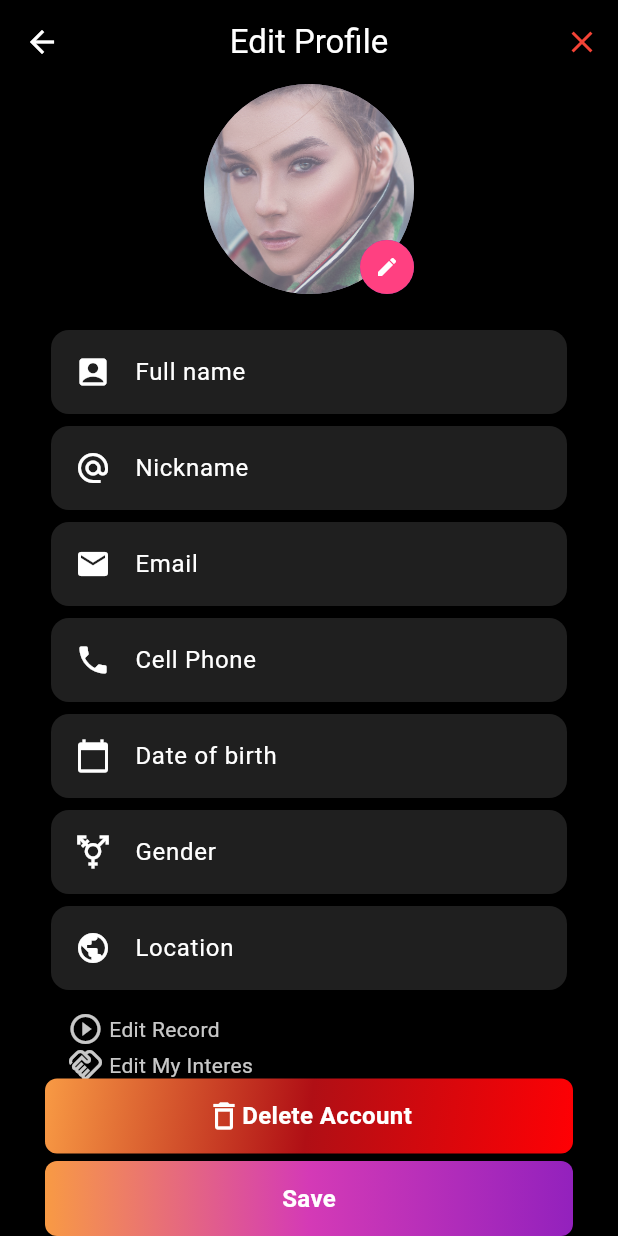
After one commit to Louselook/migozz-functions, a Flutter app: the ProfileTest screen opened directly, on a phone screen of 412 x 824 dp. The commit adds this screen. Run offline on Flutter 3.47's test engine with Material 3 defaults, Android fonts, the phone set to English and light mode, and no system bars; our stand-ins replace cloud_firestore, equatable, firebase_auth, firebase_core, flutter_bloc, flutter_dotenv and 4 more; missing offline and left inert: audio_waveforms, record; accounts and stored records are empty; project files that could hold a hidden picture were left out.

Commit message:
1. Vista "edit profile" en el archivo test_login_google.dart
2. Corregir la URL en el servicio de cambio de contraseña en otp_validator.dart

3. Uno que otro bugfix

```diff
--- a/lib/core/color.dart
+++ b/lib/core/color.dart
@@ -24,6 +24,12 @@ class AppColors {
     begin: Alignment.topCenter,
     end: Alignment.bottomCenter,
   );
+
+    static LinearGradient get verticalOrangeRed => const LinearGradient(
+    colors: [Color(0xFFF89A44), Color(0xFFB00F15), Color(0xFFFF0004)],
+    begin: Alignment.topLeft,
+    end: Alignment.bottomRight,
+  );
 }
 
 // Modificar los colores
--- a/lib/core/components/compuestos/chat/chat_attachment_sheet.dart
+++ b/lib/core/components/compuestos/chat/chat_attachment_sheet.dart
@@ -16,7 +16,7 @@ class ChatAttachmentGrid extends StatelessWidget {
       );
       if (image != null) {
         onSendImage(image.path);
-        debugPrint('${image.path}');
+        debugPrint(image.path);
       }
     } else {
       debugPrint("Permiso de galería denegado");
@@ -32,7 +32,7 @@ class ChatAttachmentGrid extends StatelessWidget {
       );
       if (photo != null) {
         onSendImage(photo.path);
-        debugPrint('${photo.path}');
+        debugPrint(photo.path);
       }
     } else {
       debugPrint("Permiso de cámara denegado");
--- a/lib/core/components/compuestos/gradient_button.dart
+++ b/lib/core/components/compuestos/gradient_button.dart
@@ -6,6 +6,7 @@ class GradientButton extends StatelessWidget {
   final VoidCallback? onPressed;
   final double? width, radius;
   final double height;
+  final LinearGradient? gradient;
 
   const GradientButton({
     super.key,
@@ -14,6 +15,7 @@ class GradientButton extends StatelessWidget {
     this.width = 90,
     this.height = 40,
     this.radius = 8,
+    this.gradient,
   });
 
   @override
@@ -22,7 +24,7 @@ class GradientButton extends StatelessWidget {
       width: width,
       height: height,
       decoration: BoxDecoration(
-        gradient: AppColors.primaryGradient,
+        gradient: gradient ?? AppColors.primaryGradient,
         borderRadius: BorderRadius.circular(radius!),
       ),
       child: Material(
--- /dev/null
+++ b/lib/core/config/api/api_config.dart
@@ -0,0 +1,6 @@
+import 'package:flutter_dotenv/flutter_dotenv.dart';
+
+class ApiConfig {
+  // URL de tu backend (Render u otro server)
+  static final String apiBase = dotenv.env['API_GOLD'] ?? '';
+}
--- a/lib/features/auth/services/otp_validator.dart
+++ b/lib/features/auth/services/otp_validator.dart
@@ -8,7 +8,7 @@ Future<PasswordChangeResult> changePassword({
   required String newPassword,
 }) async {
   // url localhost
-  final url = Uri.parse('http://10.0.2.2:8000/change-password');
+  final url = Uri.parse('apiconfig.apibase/users/change_password/');
 
   try {
     final response = await http.post(
--- /dev/null
+++ b/lib/test_login_google.dart
@@ -0,0 +1,169 @@
+import 'package:flutter/material.dart';
+import 'package:migozz_app/core/color.dart';
+import 'package:migozz_app/core/components/compuestos/gradient_button.dart';
+
+class ProfileTest extends StatelessWidget {
+  const ProfileTest({super.key});
+
+  @override
+
+  Widget build(BuildContext context) {
+    return Scaffold(
+
+      appBar: AppBar(
+        backgroundColor: Colors.black,
+        elevation: 0,
+        centerTitle: true,
+        actions: [
+          IconButton(
+            icon: Icon(Icons.close, color: Colors.red),
+            onPressed: () {
+              // Acción al presionar el ícono de configuración
+            },
+          ),
+        ],
+        title: Text('Edit Profile', style: TextStyle(color: Colors.white)),
+        leading: IconButton(
+          icon: Icon(Icons.arrow_back, color: Colors.white),
+          onPressed: () {
+            Navigator.pop(context);
+          },
+        ),
+      ),
+      backgroundColor: Colors.black,
+      body: SafeArea(
+        child: Padding(
+          padding: const EdgeInsets.symmetric(horizontal: 30.0, vertical: 0),
+          child: Column(
+            // mainAxisAlignment: MainAxisAlignment.start,
+            children: [
+
+              Stack(
+                children: [
+                  profileImage(source: Image.asset('assets/images/profileBackground.png')),
+                  Positioned(
+                    bottom: 0,
+                    right: 0,
+                    child: CircleAvatar(
+                      radius: 18,
+                      backgroundColor: Colors.deepPurple,
+                      child: CircleAvatar(
+                        backgroundColor: Colors.pinkAccent,
+                        child: Icon(
+                          Icons.edit,
+                          size: 16,
+                          color: Colors.white
+                        ),
+                      ),
+                    ),
+                  ),
+                ],
+              ),
+              SizedBox(height: 20),
+
+              listBuildBox(text: 'Full name', icon: Icons.account_box, colorbackground: Colors.grey.withAlpha(50), textColorInside: Colors.white, iconColorInside: Colors.white),
+              listBuildBox(text: 'Nickname', icon: Icons.alternate_email, colorbackground: Colors.grey.withAlpha(50), textColorInside: Colors.white, iconColorInside: Colors.white),
+              listBuildBox(text: 'Email', icon: Icons.mail, colorbackground: Colors.grey.withAlpha(50), textColorInside: Colors.white, iconColorInside: Colors.white),
+              listBuildBox(text: 'Cell Phone', icon: Icons.phone, colorbackground: Colors.grey.withAlpha(50), textColorInside: Colors.white, iconColorInside: Colors.white),
+              listBuildBox(text: 'Date of birth', icon: Icons.calendar_today, colorbackground: Colors.grey.withAlpha(50), textColorInside: Colors.white, iconColorInside: Colors.white),
+              listBuildBox(text: 'Gender', icon: Icons.transgender, colorbackground: Colors.grey.withAlpha(50), textColorInside: Colors.white, iconColorInside: Colors.white),
+              listBuildBox(text: 'Location', icon: Icons.public, colorbackground: Colors.grey.withAlpha(50), textColorInside: Colors.white, iconColorInside: Colors.white),
+              SizedBox(height: 10),
+               Expanded(
+                child: ListView.separated(
+                  itemCount: 3,
+                  cacheExtent: 0,
+                  separatorBuilder: (context, index) => SizedBox(height: 0),
+                  itemBuilder: (context, index) {
+                    final items = [
+                      {'text': ' Edit Record', 'icon': Icons.play_circle_outline},
+                      {'text': ' Edit My Interes', 'icon': Icons.handshake_outlined},
+                      {'text': ' Edit Socials', 'icon': Icons.share_outlined},
+                    ];
+                    return bottomOptions(
+                      text: items[index]['text'] as String,
+                      icon: items[index]['icon'] as IconData,
+                    );
+                  },
+                ),
+              ),
+
+              GradientButton(
+                onPressed: () {},
+                width: double.infinity,
+                height: 50,
+                radius: 8,
+                gradient: AppColors.verticalOrangeRed,
+                child: Row(
+                  mainAxisAlignment: MainAxisAlignment.center,
+                  children: [
+                    Icon(Icons.delete_outline_outlined, color: Colors.white),
+                    Text(
+                      'Delete Account',
+                      style: TextStyle(
+                        color: Colors.white,
+                        fontSize: 16,
+                        fontWeight: FontWeight.bold,
+                      ),
+                    ),
+                  ],
+                ),
+              ),
+              SizedBox(height: 5),
+
+              GradientButton(
+                onPressed: () {},
+                width: double.infinity,
+                height: 50,
+                radius: 8,
+                child: Text(
+                  'Save',
+                  style: TextStyle(
+                    color: Colors.white,
+                    fontSize: 16,
+                    fontWeight: FontWeight.bold,
+                  ),
+                ),
+              ),
+            ],
+          ),
+        ),
+      ),
+    );
+  }
+
+    Widget profileImage({required Image source}) {
+    return CircleAvatar(
+      radius: 70,
+      backgroundImage: source.image, // Imagen de perfil
+    );
+  }
+
+  Widget listBuildBox({
+    required String text,
+    Align? align, // Opcional
+    IconData? icon, // Opcional
+    Color colorbackground = Colors.white, // Valores por defecto
+    Color textColorInside = Colors.black,
+    Color iconColorInside = Colors.black,
+    }) {
+    return Card(
+      color: colorbackground,
+      child: ListTile(
+        textColor: textColorInside,
+        iconColor: iconColorInside,
+        leading: Icon(icon),
+        title: Text(text),
+        )
+      );
+  }
+
+  Widget bottomOptions({required IconData icon, required String text}) {
+    return Row(children: [
+      Padding(padding:  EdgeInsets.only(right: 15)),
+      Icon(icon, color: Colors.white.withAlpha(200)),
+      Text(text, style: TextStyle(color: Colors.white.withAlpha(200))),
+      ]
+    );
+  }
+}
--- a/pubspec.yaml
+++ b/pubspec.yaml
@@ -13,6 +13,8 @@ dependencies:
     sdk: flutter
 
   cupertino_icons: ^1.0.8
+
+  flutter_dotenv: ^6.0.0
 
   permission_handler: ^12.0.1 # permisos
   record: ^6.1.1 # grabar audio
@@ -49,6 +51,7 @@ flutter:
   uses-material-design: true
 
   assets:
+    - .env
     - assets/images/
     - assets/icons/
     - assets/icons/social_networks/
```
Also changed, not shown: lib/features/auth/presentation/login/otp_screen.dart (+7 -22 lines), lib/main.dart (+19 -1 lines), pubspec.lock, 3 other files.
